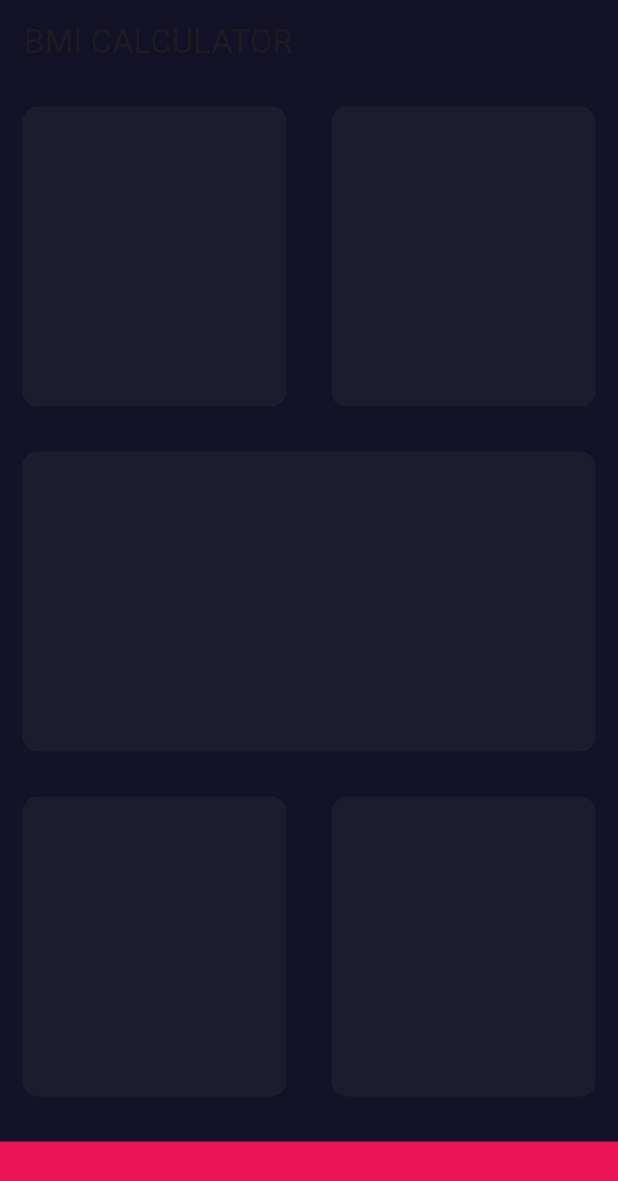
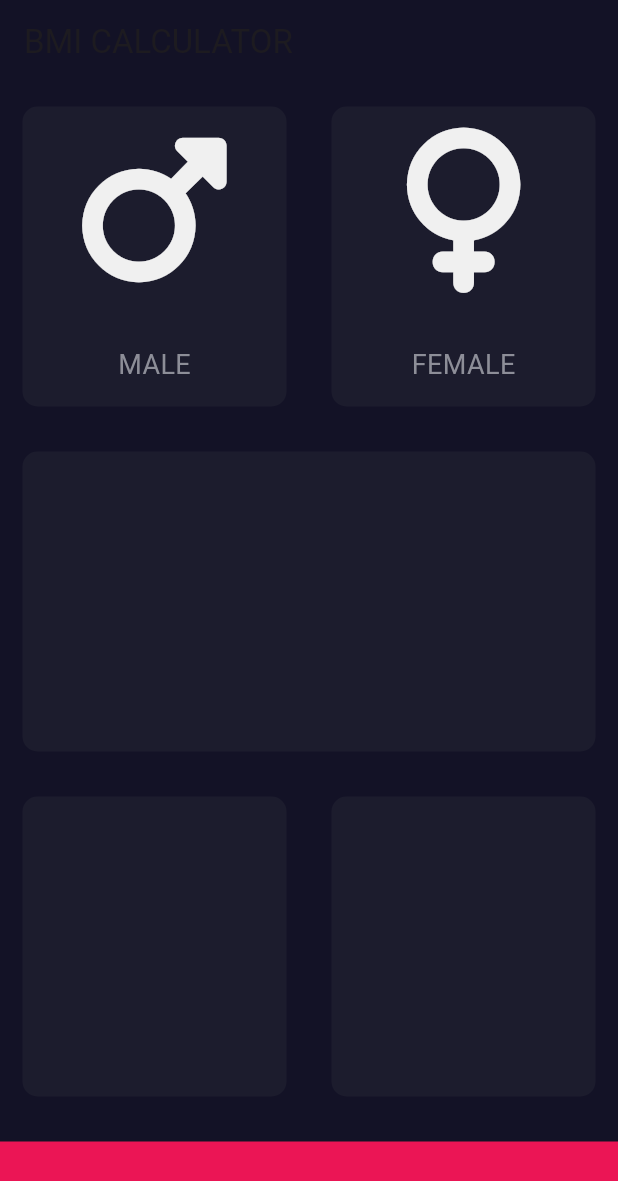
Before and after one commit to fang69x/BMI_CAL, a Flutter app: the screen it shows after launch, on a phone screen of 412 x 824 dp. Shown: the top 1181 px of the screen. Run offline on Flutter 3.47's test engine with Material 3 defaults, Android fonts, the phone set to English and light mode, and no system bars; our stand-ins replace font_awesome_flutter.

Commit message:
made new icons

```diff
--- /dev/null
+++ b/lib/IconData.dart
@@ -0,0 +1,30 @@
+import 'package:flutter/material.dart';
+
+class CardData extends StatelessWidget {
+  final IconData photu;
+  final String name;
+  CardData({required this.photu, required this.name});
+  @override
+  Widget build(BuildContext context) {
+    return Column(
+      mainAxisAlignment: MainAxisAlignment.center,
+      children: [
+        Icon(
+          photu,
+          size: 110.0,
+          color: Color.fromARGB(255, 240, 240, 240),
+        ),
+        SizedBox(
+          height: 35,
+        ),
+        Text(
+          name,
+          style: TextStyle(
+            fontSize: 18.0,
+            color: Color(0xFF8D8E98),
+          ),
+        ),
+      ],
+    );
+  }
+}
--- a/lib/InputPage.dart
+++ b/lib/InputPage.dart
@@ -1,7 +1,12 @@
 import 'package:flutter/material.dart';
+import 'package:font_awesome_flutter/font_awesome_flutter.dart';
+import 'IconData.dart';
+import 'reusable.dart';
 
 const BottomHeight = 80.0;
 const ColorSwatch = Color(0xFF1C1C2D);
+
+const activeColor = Color.fromARGB(255, 59, 61, 101);
 
 class InputPage extends StatefulWidget {
   @override
@@ -22,28 +27,60 @@ class _InputPageState extends State<InputPage> {
           Row(
             children: [
               Expanded(
-                child: ReusableCard(colour: ColorSwatch),
+                child: GestureDetector(
+                  onTap: () {
+                    setState(() {
+                      activeColor;
+                    });
+                  },
+                  child: ReusableCard(
+                    colour: ColorSwatch,
+                    cardChild: CardData(
+                      photu: FontAwesomeIcons.mars,
+                      name: 'MALE',
+                    ),
+                  ),
+                ),
               ),
               Expanded(
-                child: ReusableCard(colour: ColorSwatch),
+                child: ReusableCard(
+                  colour: ColorSwatch,
+                  cardChild: CardData(
+                    photu: FontAwesomeIcons.venus,
+                    name: 'FEMALE',
+                  ),
+                ),
               ),
             ],
           ),
           Row(
             children: [
               Expanded(
-                child: ReusableCard(colour: ColorSwatch),
+                child: ReusableCard(
+                  colour: ColorSwatch,
+                  cardChild: Column(
+                    children: [],
+                  ),
+                ),
               ),
             ],
           ),
           Row(
             children: [
               Expanded(
-                child: ReusableCard(colour: ColorSwatch),
+                child: ReusableCard(
+                  colour: ColorSwatch,
+                  cardChild: Column(
+                    children: [],
+                  ),
+                ),
               ),
               Expanded(
                 child: ReusableCard(
                   colour: ColorSwatch,
+                  cardChild: Column(
+                    children: [],
+                  ),
                 ),
               ),
             ],
@@ -59,21 +96,3 @@ class _InputPageState extends State<InputPage> {
     );
   }
 }
-
-class ReusableCard extends StatelessWidget {
-  ReusableCard({required this.colour});
-  final Color colour;
-
-  @override
-  Widget build(BuildContext context) {
-    return Container(
-      decoration: BoxDecoration(
-        color: colour,
-        borderRadius: BorderRadius.circular(10.0),
-      ),
-      height: 200.0,
-      width: 400.0,
-      margin: EdgeInsets.all(15.0),
-    );
-  }
-}
--- /dev/null
+++ b/lib/reusable.dart
@@ -0,0 +1,21 @@
+import 'package:flutter/material.dart';
+
+class ReusableCard extends StatelessWidget {
+  final Color colour;
+  final Widget cardChild;
+  ReusableCard({required this.colour, required this.cardChild});
+
+  @override
+  Widget build(BuildContext context) {
+    return Container(
+      child: cardChild,
+      decoration: BoxDecoration(
+        color: colour,
+        borderRadius: BorderRadius.circular(10.0),
+      ),
+      height: 200.0,
+      width: 400.0,
+      margin: EdgeInsets.all(15.0),
+    );
+  }
+}
--- a/pubspec.yaml
+++ b/pubspec.yaml
@@ -28,8 +28,10 @@ environment:
 # the latest version available on pub.dev. To see which dependencies have newer
 # versions available, run `flutter pub outdated`.
 dependencies:
+  font_awesome_flutter: ^10.6.0
   flutter:
     sdk: flutter
+
 
 
   # The following adds the Cupertino Icons font to your application.
```
Also changed, not shown: pubspec.lock, 1 other file.
